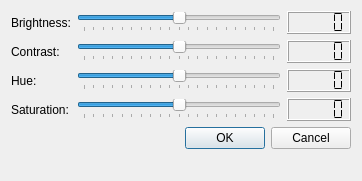
Old version of the form src/plugins/lmp/videosettings.ui in the repository 0xd34df00d/leechcraft.
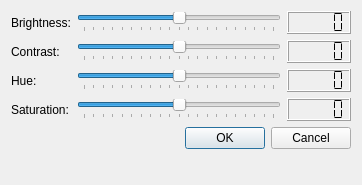
New version of the form. Icons and pictures are not drawn.

The edit to the form file:
```diff
--- a/src/plugins/lmp/videosettings.ui
+++ b/src/plugins/lmp/videosettings.ui
@@ -6,7 +6,7 @@
     <x>0</x>
     <y>0</y>
     <width>362</width>
-    <height>181</height>
+    <height>185</height>
    </rect>
   </property>
   <property name="windowTitle" >
```
Left out of the diff: 8 changed lines with no effect on the pictures.
